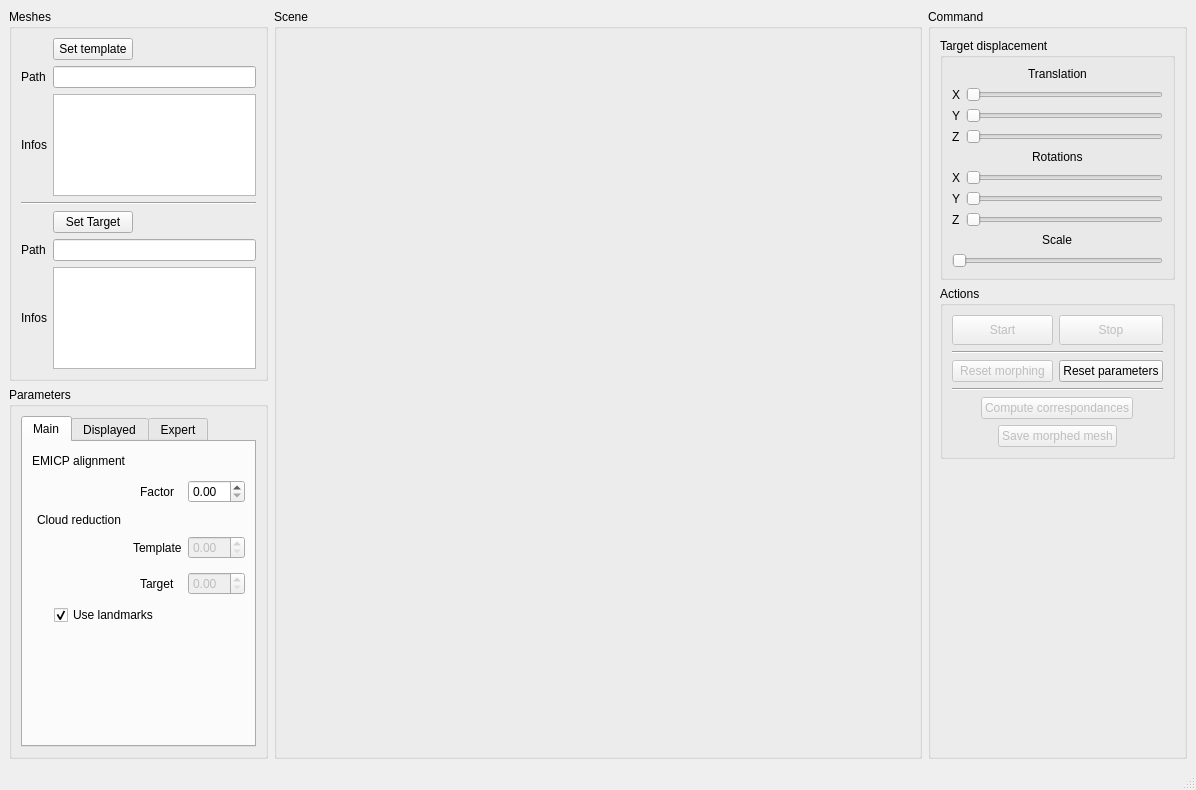
Qt form swooz-avatar/trunk/form/SWUI_Morphing.ui (GuillaumeGibert/swooz) before a commit.
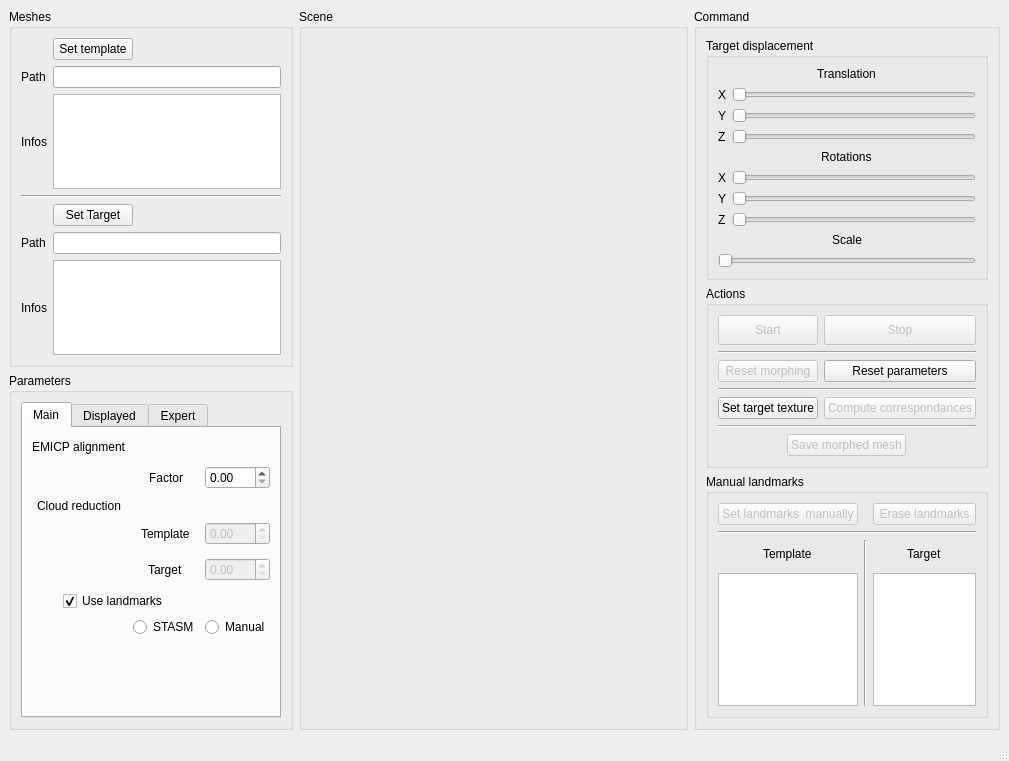
The same form after that commit.

Commit message: [many morphing imrpovments][gl text display][manual landmarks definition]

```diff
--- a/swooz-avatar/trunk/form/SWUI_Morphing.ui
+++ b/swooz-avatar/trunk/form/SWUI_Morphing.ui
@@ -6,8 +6,8 @@
    <rect>
     <x>0</x>
     <y>0</y>
-    <width>1196</width>
-    <height>790</height>
+    <width>1009</width>
+    <height>761</height>
    </rect>
   </property>
   <property name="windowTitle">
@@ -197,7 +197,7 @@
                   </property>
                  </widget>
                 </item>
-                <item row="5" column="0" colspan="2" alignment="Qt::AlignHCenter">
+                <item row="7" column="0" colspan="2" alignment="Qt::AlignHCenter">
                  <widget class="QPushButton" name="pbSaveMorphedMesh">
                   <property name="enabled">
                    <bool>false</bool>
@@ -213,22 +213,6 @@
                   </property>
                  </widget>
                 </item>
-                <item row="4" column="0" colspan="2" alignment="Qt::AlignHCenter">
-                 <widget class="QPushButton" name="pbCorr">
-                  <property name="enabled">
-                   <bool>false</bool>
-                  </property>
-                  <property name="maximumSize">
-                   <size>
-                    <width>200</width>
-                    <height>16777215</height>
-                   </size>
-                  </property>
-                  <property name="text">
-                   <string>Compute correspondances</string>
-                  </property>
-                 </widget>
-                </item>
                 <item row="1" column="0" colspan="2">
                  <widget class="Line" name="line_7">
                   <property name="orientation">
@@ -243,6 +227,36 @@
                   </property>
                  </widget>
                 </item>
+                <item row="5" column="0" colspan="2">
+                 <widget class="Line" name="line_9">
+                  <property name="orientation">
+                   <enum>Qt::Horizontal</enum>
+                  </property>
+                 </widget>
+                </item>
+                <item row="4" column="0">
+                 <widget class="QPushButton" name="pbSetTargetTexture">
+                  <property name="text">
+                   <string>Set target texture</string>
+                  </property>
+                 </widget>
+                </item>
+                <item row="4" column="1">
+                 <widget class="QPushButton" name="pbCorr">
+                  <property name="enabled">
+                   <bool>false</bool>
+                  </property>
+                  <property name="maximumSize">
+                   <size>
+                    <width>200</width>
+                    <height>16777215</height>
+                   </size>
+                  </property>
+                  <property name="text">
+                   <string>Compute correspondances</string>
+                  </property>
+                 </widget>
+                </item>
                </layout>
               </item>
              </layout>
@@ -394,21 +408,75 @@
              </layout>
             </widget>
            </item>
+           <item row="3" column="1">
+            <widget class="QGroupBox" name="gbLandmarks">
+             <property name="title">
+              <string>Manual landmarks</string>
+             </property>
+             <layout class="QGridLayout" name="gridLayout" columnstretch="0,0">
+              <item row="0" column="0" rowspan="2" colspan="2">
+               <layout class="QGridLayout" name="glLandmarks" rowstretch="1,1,1,5" columnstretch="5,1,5">
+                <item row="0" column="0">
+                 <widget class="QPushButton" name="pbSetLandManually">
+                  <property name="enabled">
+                   <bool>false</bool>
+                  </property>
+                  <property name="text">
+                   <string>Set landmarks  manually</string>
+                  </property>
+                 </widget>
+                </item>
+                <item row="2" column="0" alignment="Qt::AlignHCenter">
+                 <widget class="QLabel" name="label">
+                  <property name="text">
+                   <string>Template</string>
+                  </property>
+                 </widget>
+                </item>
+                <item row="2" column="2" alignment="Qt::AlignHCenter">
+                 <widget class="QLabel" name="label_5">
+                  <property name="text">
+                   <string>Target</string>
+                  </property>
+                 </widget>
+                </item>
+                <item row="3" column="0">
+                 <widget class="QTextBrowser" name="tbTemplateLandmarks"/>
+                </item>
+                <item row="3" column="2">
+                 <widget class="QTextBrowser" name="tbTargetLandmarks"/>
+                </item>
+                <item row="2" column="1" rowspan="2">
+                 <widget class="Line" name="line_10">
+                  <property name="orientation">
+                   <enum>Qt::Vertical</enum>
+                  </property>
+                 </widget>
+                </item>
+                <item row="0" column="2">
+                 <widget class="QPushButton" name="pbEraseLand">
+                  <property name="enabled">
+                   <bool>false</bool>
+                  </property>
+                  <property name="text">
+                   <string>Erase landmarks</string>
+                  </property>
+                 </widget>
+                </item>
+                <item row="1" column="0" colspan="3">
+                 <widget class="Line" name="line_11">
+                  <property name="orientation">
+                   <enum>Qt::Horizontal</enum>
+                  </property>
+                 </widget>
+                </item>
+               </layout>
+              </item>
+             </layout>
+            </widget>
+           </item>
           </layout>
          </item>
-         <item row="1" column="0">
-          <spacer name="verticalSpacer">
-           <property name="orientation">
-            <enum>Qt::Vertical</enum>
-           </property>
-           <property name="sizeHint" stdset="0">
-            <size>
-             <width>20</width>
-             <height>40</height>
-            </size>
-           </property>
-          </spacer>
-         </item>
         </layout>
        </widget>
       </item>
@@ -434,7 +502,7 @@
               </attribute>
               <layout class="QGridLayout" name="gridLayout_10">
                <item row="0" column="0">
-                <layout class="QGridLayout" name="glMainParameters" rowstretch="1,2,1,1,1,1" columnstretch="2,0,0">
+                <layout class="QGridLayout" name="glMainParameters" rowstretch="1,2,1,1,1,1,0" columnstretch="2,0,0">
                  <item row="4" column="2">
                   <widget class="QDoubleSpinBox" name="dsbTargetReduction">
                    <property name="enabled">
@@ -521,6 +589,20 @@
                    </property>
                   </widget>
                  </item>
+                 <item row="6" column="1">
+                  <widget class="QRadioButton" name="rbStasm">
+                   <property name="text">
+                    <string>STASM</string>
+                   </property>
+                  </widget>
+                 </item>
+                 <item row="6" column="2">
+                  <widget class="QRadioButton" name="rbManual">
+                   <property name="text">
+                    <string>Manual</string>
+                   </property>
+                  </widget>
+                 </item>
                 </layout>
                </item>
                <item row="1" column="0">
```
Left out of the diff: 2 changed lines with no effect on the pictures. The commit also changes 19 other files.
